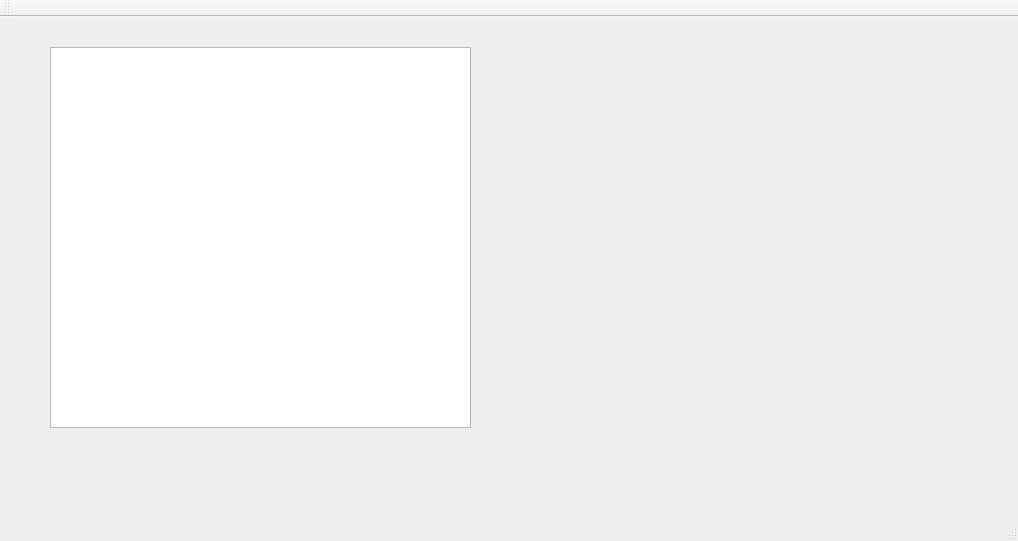
This is Qt_OpenCV.ui in reddote/Qt_OpenCV as Qt 5 draws it before an edit. The edited form follows.
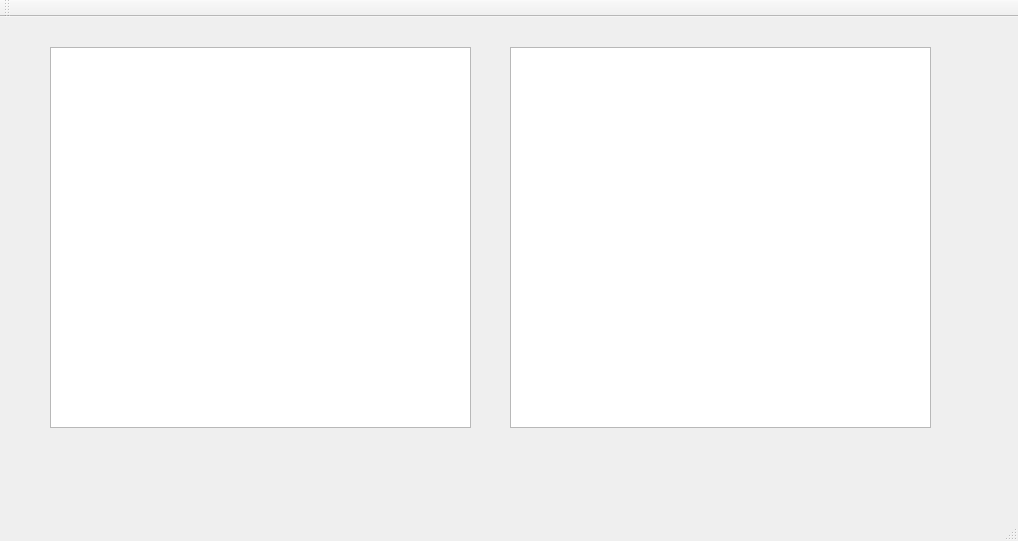
This is the edited form.

The edit to the form file:
```diff
--- a/Qt_OpenCV.ui
+++ b/Qt_OpenCV.ui
@@ -24,6 +24,16 @@
      </rect>
     </property>
    </widget>
+   <widget class="QGraphicsView" name="graphicsView_2">
+    <property name="geometry">
+     <rect>
+      <x>510</x>
+      <y>30</y>
+      <width>421</width>
+      <height>381</height>
+     </rect>
+    </property>
+   </widget>
   </widget>
   <widget class="QMenuBar" name="menuBar">
    <property name="geometry">
```
